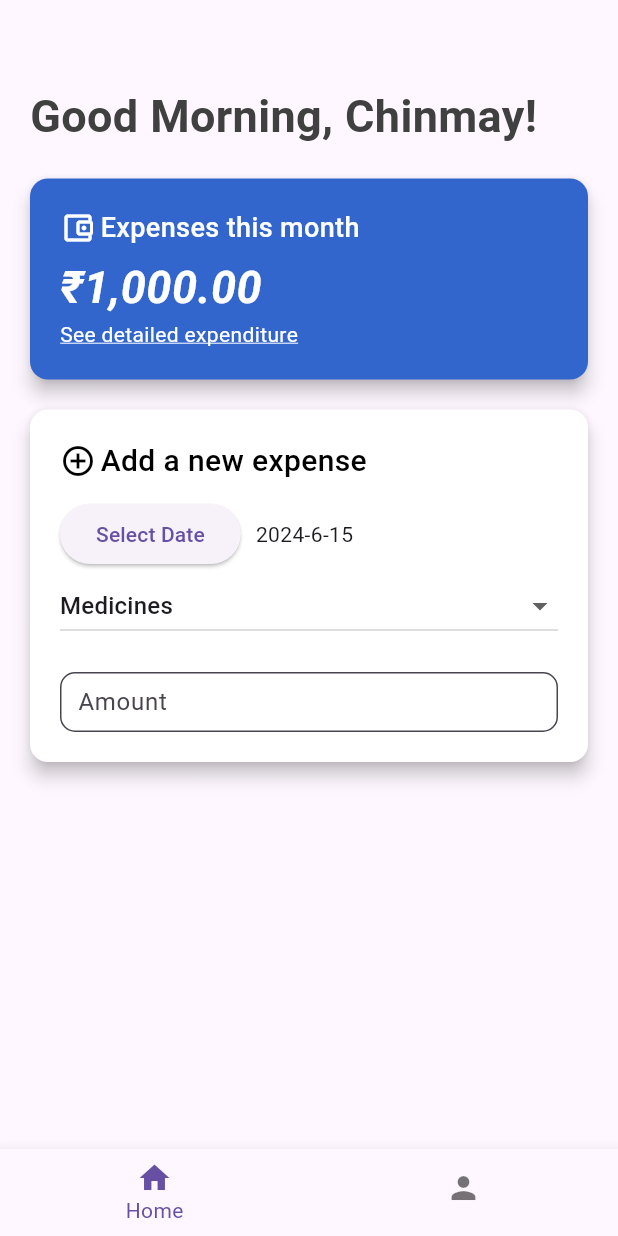
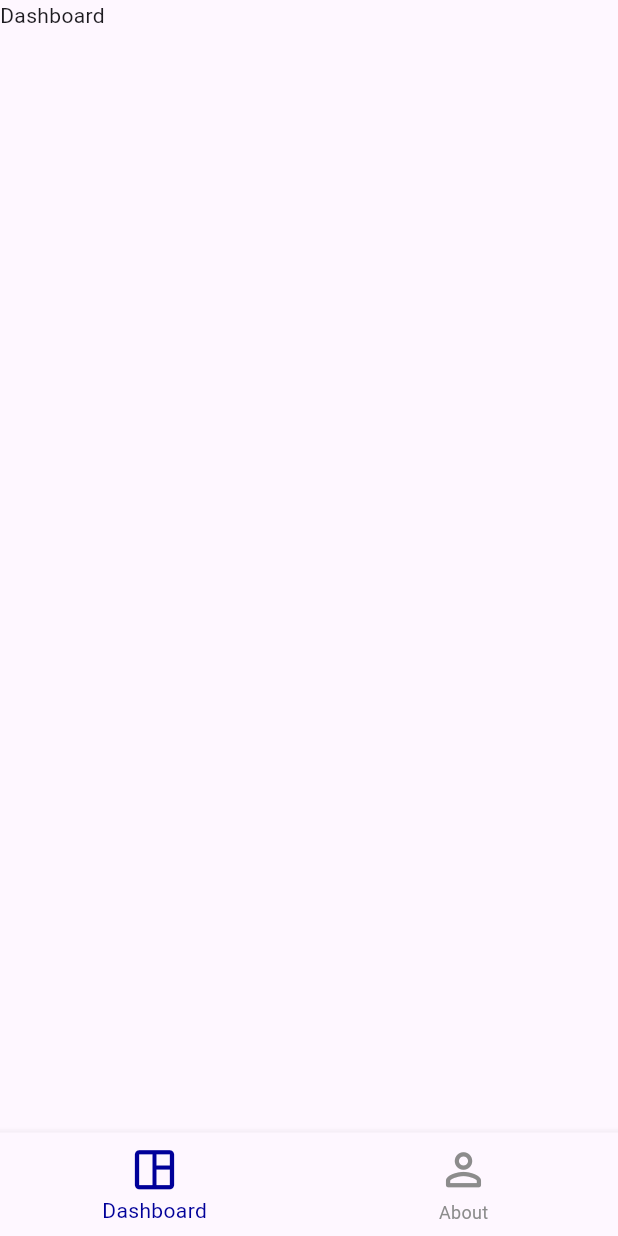
Before and after one commit to chinmaykarmokar/expense-app, a Flutter app: the screen it shows after launch, on a phone screen of 412 x 824 dp. Run offline on Flutter 3.47's test engine with Material 3 defaults, Android fonts, the light colour scheme and no system bars; our stand-ins replace dio.

Commit message:
Started with new project structure and UI styles.

```diff
--- /dev/null
+++ b/lib/common/molecules/bottom_navigation.dart
@@ -0,0 +1,53 @@
+import "package:flutter/material.dart";
+
+class BottomNavigationWidget extends StatefulWidget {
+  const BottomNavigationWidget({ super.key });
+
+  @override
+  BottomNavigationState createState() => BottomNavigationState();
+}
+
+class BottomNavigationState extends State<BottomNavigationWidget> {
+  int currentIndex = 0;
+
+  static const List<Widget> options = <Widget>[
+    Text("Dashboard"),
+    Text("About")
+  ];
+
+  void handleNavigationClick(int index) {
+    setState(() {
+      currentIndex = index;
+    });
+  }
+
+  @override
+  Widget build(BuildContext context) {
+    return Scaffold(
+      body: Container(
+        child: options.elementAt(currentIndex),
+      ),
+      bottomNavigationBar: BottomNavigationBar(
+    items: const <BottomNavigationBarItem>[
+    BottomNavigationBarItem(
+    icon: Icon(
+    Icons.space_dashboard_outlined,
+    ),
+    label: "Dashboard"
+    ),
+    BottomNavigationBarItem(
+    icon: Icon(Icons.person_outline_rounded),
+    label: "About"
+    )
+    ],
+        type: BottomNavigationBarType.fixed,
+        currentIndex: currentIndex,
+        selectedItemColor: const Color(0xFF000099),
+        unselectedItemColor: const Color(0xFF8C8C8C),
+        iconSize: 35,
+        onTap: handleNavigationClick,
+        elevation: 5
+      ),
+    );
+  }
+}
--- /dev/null
+++ b/lib/features/dashboard/models/current_month_total_expenses_model.dart
@@ -0,0 +1,5 @@
+class CurrentMonthTotalExpenses {
+  final Map expenses;
+
+  CurrentMonthTotalExpenses({ required this.expenses });
+}
--- /dev/null
+++ b/lib/features/dashboard/repo/current_month_total_expenses_repo.dart
@@ -0,0 +1,6 @@
+import "package:dio/dio.dart";
+import "package:chinmay_expenses_app/features/dashboard/models/current_month_total_expenses_model.dart";
+
+class CurrentMonthTotalExpensesRepository {
+  var dio = Dio();
+}
--- a/lib/main.dart
+++ b/lib/main.dart
@@ -1,57 +1,10 @@
 import "package:flutter/material.dart";
+import "package:chinmay_expenses_app/common/molecules/bottom_navigation.dart";
 import "home.dart";
 import "about.dart";
 
 void main() => runApp(
   const MaterialApp(
-    home: Home()
+    home: BottomNavigationWidget()
   )
 );
-
-class Home extends StatefulWidget {
-  const Home({super.key});
-
-  @override
-  State<Home> createState() => _HomeState();
-}
-
-class _HomeState extends State<Home> {
-  int curIndex = 0;
-  List<Widget> widgetList = const [
-    HomePage(),
-    AboutPage(),
-  ];
-
-  @override
-  Widget build(BuildContext context) {
-    return Scaffold(
-      appBar: AppBar(
-        title: const Text(""),
-        centerTitle: true,
-      ),
-      body: Container(
-        child: widgetList[curIndex],
-      ),
-      bottomNavigationBar: BottomNavigationBar(
-        showUnselectedLabels: false,
-        type: BottomNavigationBarType.fixed,
-        onTap: (index) {
-          setState(() {
-            curIndex = index;
-          });
-        },
-        currentIndex: curIndex,
-        items: const <BottomNavigationBarItem>[
-          BottomNavigationBarItem(
-              icon: Icon(Icons.home),
-              label: "Home"
-          ),
-          BottomNavigationBarItem(
-              icon: Icon(Icons.person),
-              label: "About"
-          ),
-        ]
-      ),
-    );
-  }
-}
--- a/pubspec.yaml
+++ b/pubspec.yaml
@@ -35,6 +35,8 @@ dependencies:
   # The following adds the Cupertino Icons font to your application.
   # Use with the CupertinoIcons class for iOS style icons.
   cupertino_icons: ^1.0.6
+  dio: ^5.4.3+1
+  flutter_bloc: ^8.1.6
 
 dev_dependencies:
   flutter_test:
```
Also changed, not shown: pubspec.lock.
